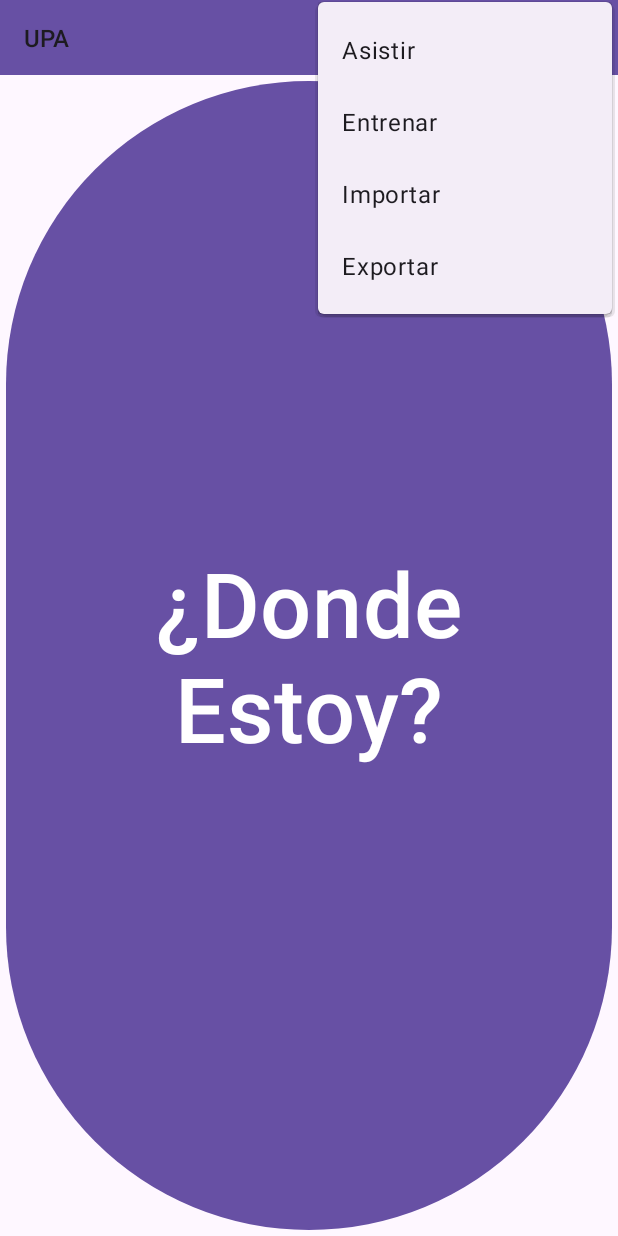
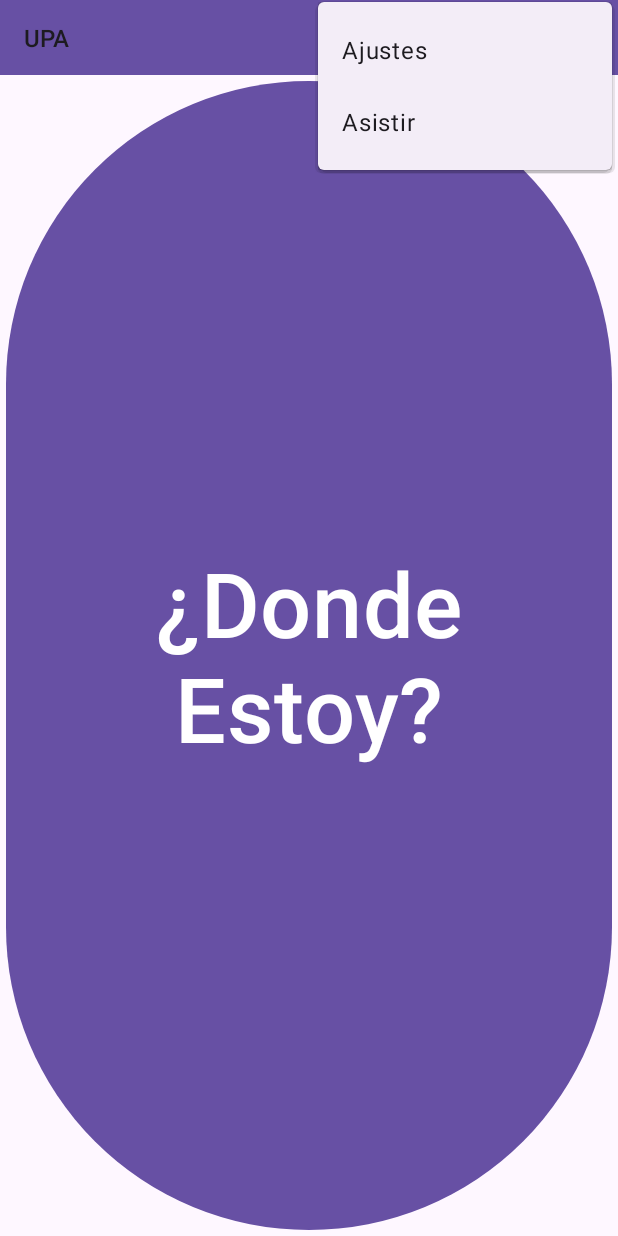
Before and after one commit to gabiOllier/proyecto-UPA, an Android app: the screen it shows after launch (MainActivity), with the options menu open, on a phone screen of 412 x 824 dp. Run offline under Robolectric (Android 15) with nearby library versions, the phone set to English and light mode, and no system bars.

Commit message:
Alternativa minimalista de las opciones de la UI

```diff
--- a/app/src/main/java/ar/edu/info/lidi/upa/MainActivity.java
+++ b/app/src/main/java/ar/edu/info/lidi/upa/MainActivity.java
@@ -30,16 +30,11 @@ public class MainActivity extends AppCompatActivity {
 
         // Gestion de eventos
         toolbar.setOnMenuItemClickListener(item -> {
-            if (item.getItemId() == R.id.entrenar) {
+            if (item.getItemId() == R.id.ajustes) {
                 hideAssistButton();
             }
             else if (item.getItemId() == R.id.asistir) {
                 displayAssistButton();
-            }
-            else if (item.getItemId() == R.id.importar) {
-                // TODO
-            } else if (item.getItemId() == R.id.exportar) {
-                // TODO
             }
             return false;
         });
--- a/app/src/main/res/layout/activity_main.xml
+++ b/app/src/main/res/layout/activity_main.xml
@@ -45,7 +45,7 @@
             android:id="@+id/ubicacionTextView"
             android:layout_width="match_parent"
             android:layout_height="wrap_content"
-            android:text="@string/ubicacion" />
+            android:text="@string/entrenar" />
 
         <EditText
             android:id="@+id/ubicacionEditText"
@@ -53,7 +53,8 @@
             android:layout_height="wrap_content"
             android:ems="10"
             android:inputType="text"
-            android:text="" />
+            android:minHeight="48dp"
+            android:text="@string/ubicacion" />
 
         <TextView
             android:id="@+id/iteracionesTextView"
@@ -67,7 +68,74 @@
             android:layout_height="wrap_content"
             android:ems="10"
             android:inputType="text"
+            android:minHeight="48dp"
             android:text="10" />
+
+        <Button
+            android:id="@+id/entrenarButton"
+            android:layout_width="match_parent"
+            android:layout_height="wrap_content"
+            android:text="@string/entrenar" />
+
+        <View
+            android:layout_width="match_parent"
+            android:layout_height="2dp"
+            android:layout_margin="10dp"
+            android:background="?android:attr/listDivider" />
+
+        <TextView
+            android:id="@+id/importarTextView"
+            android:layout_width="match_parent"
+            android:layout_height="wrap_content"
+            android:text="@string/importar" />
+
+        <EditText
+            android:id="@+id/importarEditText"
+            android:layout_width="match_parent"
+            android:layout_height="wrap_content"
+            android:ems="10"
+            android:inputType="text"
+            android:minHeight="48dp"
+            android:text="@string/importar_filename" />
+
+        <Button
+            android:id="@+id/importarButton"
+            android:layout_width="match_parent"
+            android:layout_height="wrap_content"
+            android:text="@string/importar" />
+
+        <View
+            android:layout_width="match_parent"
+            android:layout_height="2dp"
+            android:layout_margin="10dp"
+            android:background="?android:attr/listDivider" />
+
+        <TextView
+            android:id="@+id/exportarTextView"
+            android:layout_width="match_parent"
+            android:layout_height="wrap_content"
+            android:text="@string/exportar" />
+
+        <EditText
+            android:id="@+id/exportarEditText"
+            android:layout_width="match_parent"
+            android:layout_height="wrap_content"
+            android:ems="10"
+            android:inputType="text"
+            android:minHeight="48dp"
+            android:text="@string/exportar_filename" />
+
+        <Button
+            android:id="@+id/exportartButton"
+            android:layout_width="match_parent"
+            android:layout_height="wrap_content"
+            android:text="@string/exportar" />
+
+        <View
+            android:layout_width="match_parent"
+            android:layout_height="2dp"
+            android:layout_margin="10dp"
+            android:background="?android:attr/listDivider" />
 
         <Button
             android:id="@+id/cerrarButton"
--- a/app/src/main/res/menu/options.xml
+++ b/app/src/main/res/menu/options.xml
@@ -1,12 +1,8 @@
 <?xml version="1.0" encoding="utf-8"?>
 <menu xmlns:app="http://schemas.android.com/apk/res-auto"
     xmlns:android="http://schemas.android.com/apk/res/android">
-    <item android:title="Asistir"
+    <item android:title="@string/ajustes"
+        android:id="@+id/ajustes" />
+    <item android:title="@string/asistir"
         android:id="@+id/asistir" />
-    <item android:title="@string/entrenar"
-        android:id="@+id/entrenar" />
-    <item android:title="@string/importar"
-        android:id="@+id/importar" />
-    <item android:title="@string/exportar"
-        android:id="@+id/exportar" />
 </menu>
--- a/app/src/main/res/values/strings.xml
+++ b/app/src/main/res/values/strings.xml
@@ -2,10 +2,14 @@
     <string name="app_name">UPA</string>
     <string name="entrenar">Entrenar</string>
     <string name="importar">Importar</string>
+    <string name="importar_filename">/tmp/upa_import_data.json</string>
     <string name="exportar">Exportar</string>
+    <string name="exportar_filename">/tmp/upa_export_data.json</string>
     <string name="donde_estoy">¿Donde Estoy?</string>
     <string name="ubicacion">Ubicacion</string>
+    <string name="ubicacion_a_entrenar">Nombre de la ubicacion a entrenar</string>
     <string name="iteraciones">Iteraciones</string>
     <string name="cerrar">Cerrar</string>
     <string name="asistir">Asistir</string>
+    <string name="ajustes">Ajustes</string>
 </resources>
```
